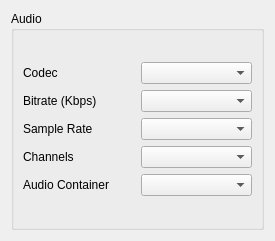
Before: the Qt Designer form src/audio_interface.ui in b1aqW0lf/Lithium, drawn with Qt 5.
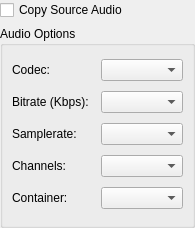
After: the same form once the commit is applied.

Commit message: additional reworking of AudioInterface

```diff
--- a/src/audio_interface.ui
+++ b/src/audio_interface.ui
@@ -6,73 +6,88 @@
    <rect>
     <x>0</x>
     <y>0</y>
-    <width>275</width>
-    <height>241</height>
+    <width>195</width>
+    <height>228</height>
    </rect>
   </property>
   <property name="windowTitle">
    <string>Form</string>
   </property>
-  <layout class="QGridLayout" name="gridLayout">
-   <item row="0" column="0">
-    <widget class="QGroupBox" name="audioGroupBox">
+  <layout class="QVBoxLayout" name="verticalLayout">
+   <property name="leftMargin">
+    <number>0</number>
+   </property>
+   <property name="topMargin">
+    <number>0</number>
+   </property>
+   <property name="rightMargin">
+    <number>0</number>
+   </property>
+   <property name="bottomMargin">
+    <number>0</number>
+   </property>
+   <item>
+    <widget class="QCheckBox" name="copyAudioCheckBox">
+     <property name="text">
+      <string>Copy Source Audio</string>
+     </property>
+    </widget>
+   </item>
+   <item>
+    <widget class="QGroupBox" name="audioOptionsGroupBox">
      <property name="title">
-      <string>Audio</string>
+      <string>Audio Options</string>
      </property>
-     <layout class="QGridLayout" name="gridLayout_3">
-      <item row="0" column="0">
-       <layout class="QGridLayout" name="gridLayout_2">
+     <layout class="QGridLayout" name="gridLayout">
         <item row="0" column="0">
          <widget class="QLabel" name="audioCodecLabel">
           <property name="text">
-           <string>Codec</string>
+         <string>Codec:</string>
           </property>
          </widget>
         </item>
         <item row="0" column="1">
          <widget class="QComboBox" name="audioCodecBox"/>
         </item>
-        <item row="3" column="0">
-         <widget class="QLabel" name="audioChannelLabel">
+      <item row="1" column="0">
+       <widget class="QLabel" name="audioBitrateLabel">
           <property name="text">
-           <string>Channels</string>
+         <string>Bitrate (Kbps):</string>
           </property>
          </widget>
         </item>
+      <item row="1" column="1">
+       <widget class="QComboBox" name="audioBitrateBox"/>
+      </item>
         <item row="2" column="0">
          <widget class="QLabel" name="audioSampleLabel">
           <property name="text">
-           <string>Sample Rate</string>
+         <string>Samplerate:</string>
           </property>
          </widget>
         </item>
         <item row="2" column="1">
-         <widget class="QComboBox" name="audioSampleBox"/>
+       <widget class="QComboBox" name="audioSamplerateBox"/>
+      </item>
+      <item row="3" column="0">
+       <widget class="QLabel" name="audioChannelLabel">
+        <property name="text">
+         <string>Channels:</string>
+        </property>
+       </widget>
         </item>
         <item row="3" column="1">
          <widget class="QComboBox" name="audioChannelBox"/>
         </item>
-        <item row="1" column="1">
-         <widget class="QComboBox" name="audioBitrateBox"/>
-        </item>
-        <item row="1" column="0">
-         <widget class="QLabel" name="audioBitRateLabel">
-          <property name="text">
-           <string>Bitrate (Kbps)</string>
-          </property>
-         </widget>
-        </item>
-        <item row="4" column="1">
-         <widget class="QComboBox" name="audioContainerBox"/>
-        </item>
         <item row="4" column="0">
          <widget class="QLabel" name="audioContainerLabel">
           <property name="text">
-           <string>Audio Container</string>
+         <string>Container:</string>
           </property>
          </widget>
         </item>
-       </layout>
+      <item row="4" column="1">
+       <widget class="QComboBox" name="audioContainerBox"/>
       </item>
      </layout>
     </widget>
```
Lines whose indentation alone changed are shown as unchanged. The commit also changes 2 other files.
